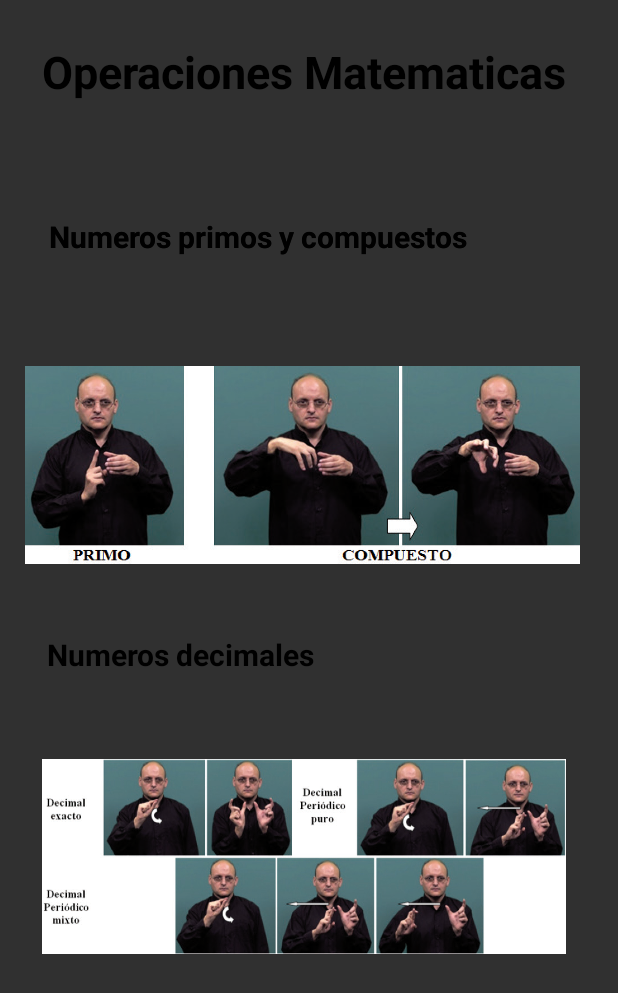
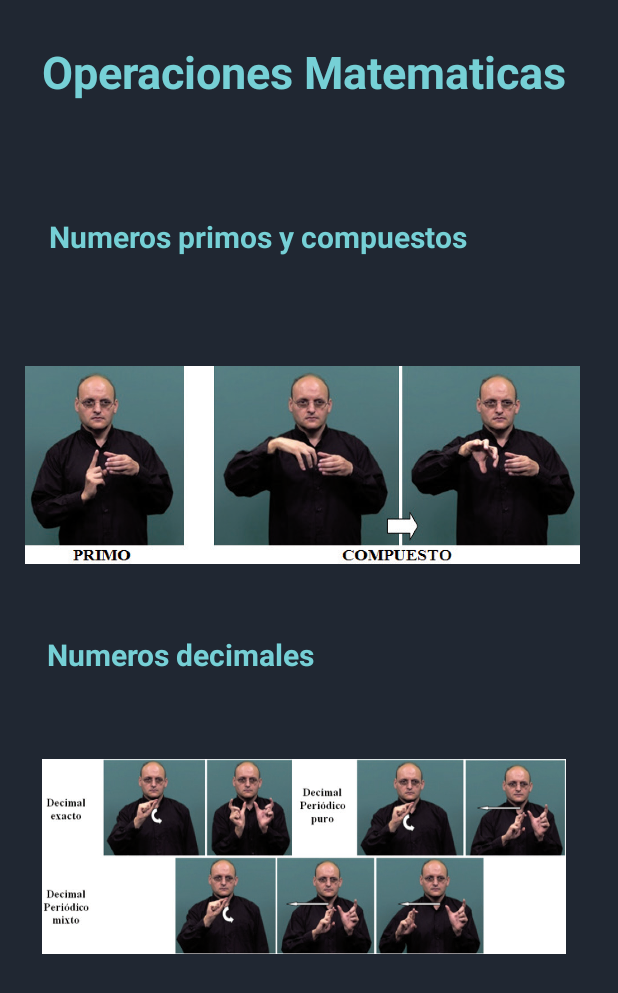
Before and after one commit to mhparras/ManitasProject, an Android app: the layout fragment_operaciones_mat3.xml on its own in the app's theme, with its tools: preview values and no code run, on a phone screen of 412 x 824 dp. Shown: the top 993 px of the screen. Run offline under Robolectric (Android 15) with nearby library versions, the phone set to English and light mode, and no system bars.

Commit message:
Se modifican las vistas de las ventanas de operaciones matemáticas.

```diff
--- a/app/src/main/res/layout/fragment_operaciones_mat3.xml
+++ b/app/src/main/res/layout/fragment_operaciones_mat3.xml
@@ -3,7 +3,8 @@
     xmlns:app="http://schemas.android.com/apk/res-auto"
     xmlns:tools="http://schemas.android.com/tools"
     android:layout_width="match_parent"
-    android:layout_height="match_parent">
+    android:layout_height="match_parent"
+    android:background="@color/backgroundManitas">
 
     <TextView
         android:id="@+id/textView13"
@@ -28,7 +29,7 @@
         android:layout_marginTop="27dp"
         android:text="Operaciones Matematicas"
         android:textAlignment="center"
-        android:textColor="#000000"
+        android:textColor="@color/colorB"
         android:textSize="30sp"
         android:textStyle="bold"
         app:layout_constraintStart_toStartOf="parent"
@@ -54,7 +55,7 @@
         android:layout_marginEnd="100dp"
         android:layout_marginBottom="607dp"
         android:text="Numeros primos y compuestos"
-        android:textColor="#000000"
+        android:textColor="@color/colorB"
         android:textSize="20sp"
         android:textStyle="bold"
         app:layout_constraintBottom_toBottomOf="parent"
@@ -68,7 +69,7 @@
         android:layout_marginEnd="202dp"
         android:layout_marginBottom="374dp"
         android:text="Numeros decimales"
-        android:textColor="#000000"
+        android:textColor="@color/colorB"
         android:textSize="20sp"
         android:textStyle="bold"
         app:layout_constraintBottom_toBottomOf="parent"
```
Also changed, not shown: app/src/main/res/layout/fragment_operaciones_mat.xml (+7 -5 lines), app/src/main/res/layout/fragment_operaciones_mat2.xml (+6 -4 lines).
